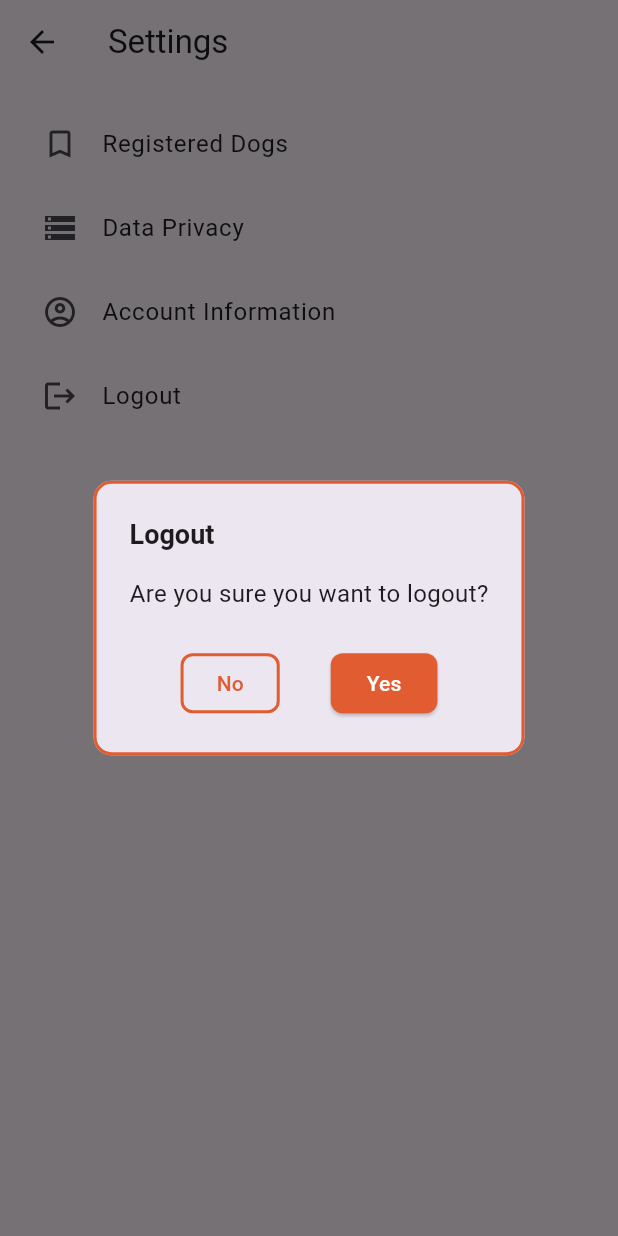
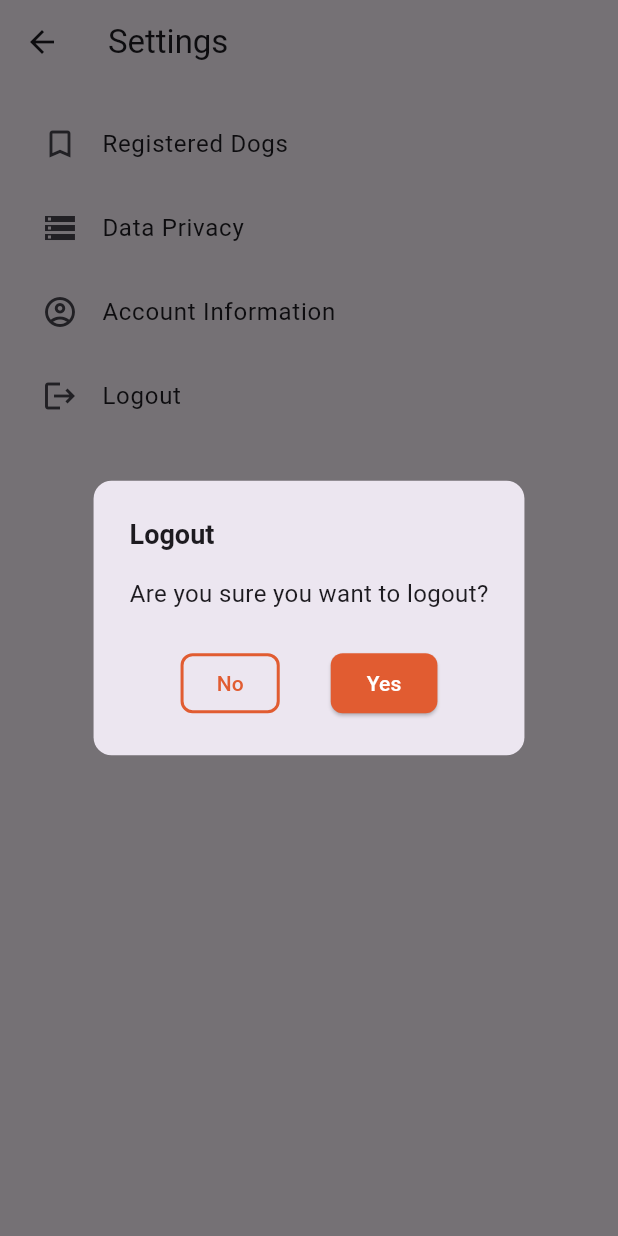
Before and after one commit to iowiii/furbe_, a Flutter app: the SettingsView screen opened by its route, after a tap on "Logout", on a phone screen of 412 x 824 dp. Run offline on Flutter 3.47's test engine with Material 3 defaults, Android fonts, the phone set to English and light mode, and no system bars; our stand-ins replace camera, firebase_auth, firebase_core, firebase_database, fl_chart, get and 2 more; missing offline and left inert: google_mlkit_image_labeling; accounts and stored records are empty.

Commit message:
Minor Color Fix

```diff
--- a/lib/views/auth/register_view.dart
+++ b/lib/views/auth/register_view.dart
@@ -89,6 +89,7 @@ class _RegisterViewState extends State<RegisterView> {
                               : const Text(
                             "Sign up",
                             style: TextStyle(
+                              color: Colors.white,
                               fontSize: 16,
                               fontWeight: FontWeight.bold,
                             ),
--- a/lib/views/save/save_view.dart
+++ b/lib/views/save/save_view.dart
@@ -159,7 +159,7 @@ class _SaveViewState extends State<SaveView> {
                       color: bgColor ?? Colors.white,
                       shape: BoxShape.circle,
                       border: isToday
-                          ? Border.all(color: Colors.black54, width: 2)
+                          ? Border.all(color: Color(0xFFE15C31), width: 2)
                           : null,
                     ),
                     alignment: Alignment.center,
--- a/lib/views/settings/settings_view.dart
+++ b/lib/views/settings/settings_view.dart
@@ -55,10 +55,6 @@ class SettingsView extends StatelessWidget {
                 AlertDialog(
                   shape: RoundedRectangleBorder(
                     borderRadius: BorderRadius.circular(12),
-                    side: const BorderSide(
-                      color: Color(0xFFE15C31),
-                      width: 2,
-                    ),
                   ),
                   title: const Text(
                     "Logout",
--- a/lib/views/splash_view.dart
+++ b/lib/views/splash_view.dart
@@ -48,7 +48,7 @@ class _SplashViewState extends State<SplashView> {
   @override
   Widget build(BuildContext context) {
     return Scaffold(
-      backgroundColor: const Color(0xFFEAE0D1),
+      backgroundColor: const Color(0xFFFFFFFF),
       body: Stack(
         children: [
           Center(
```
